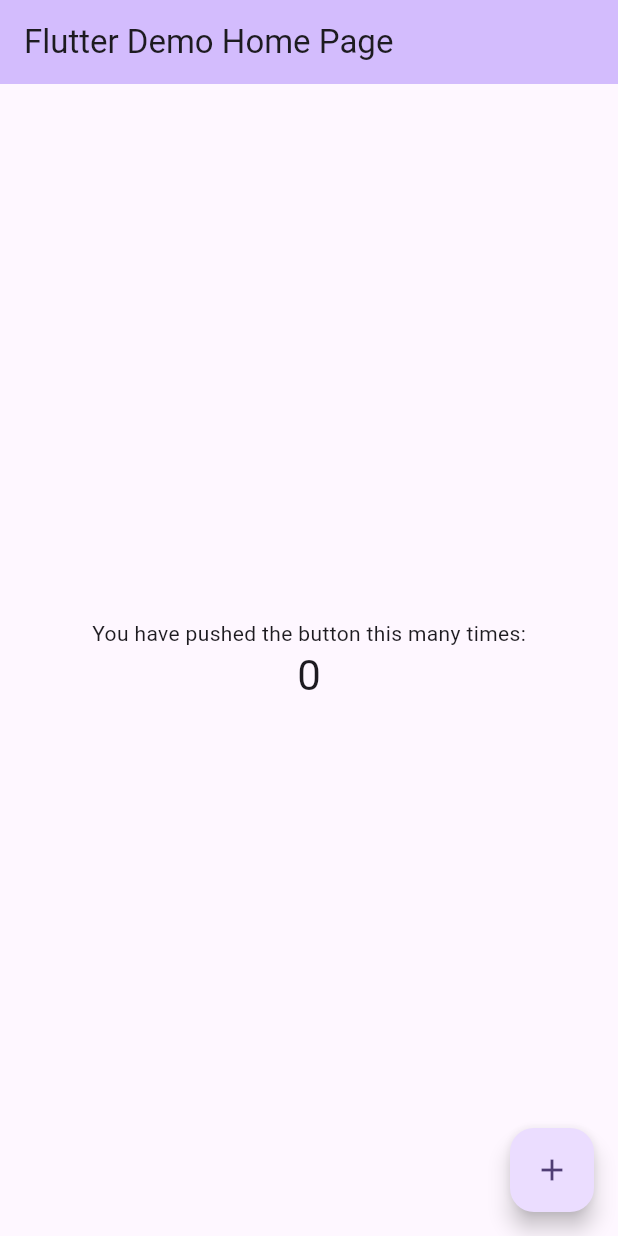
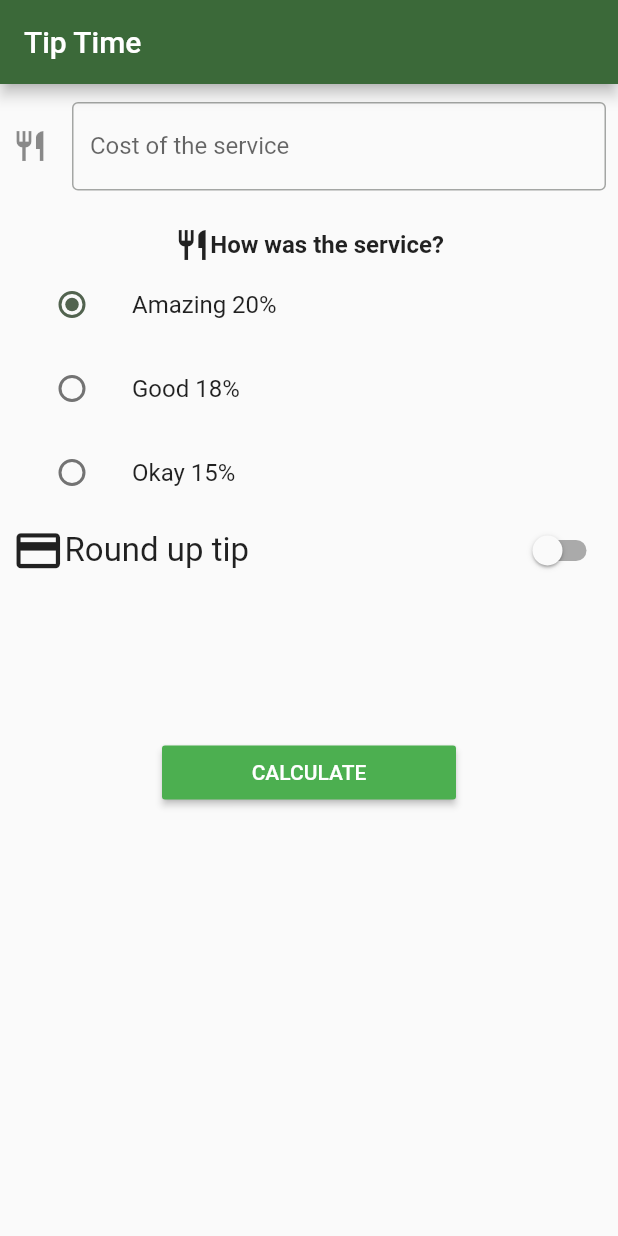
Before and after one commit to valrmzl/TareasAppsMoviles, a Flutter app: the screen it shows after launch, on a phone screen of 412 x 824 dp. Run offline on Flutter 3.47's test engine with Material 2 defaults, Android fonts, the light colour scheme and no system bars.

Commit message:
tarea de tips funcionando

```diff
--- /dev/null
+++ b/calculadora_imc/lib/home_page.dart
@@ -0,0 +1,153 @@
+import 'package:flutter/material.dart';
+
+class HomePage extends StatefulWidget {
+  HomePage({
+    super.key,
+  });
+
+  @override
+  State<HomePage> createState() => _HomePageState();
+}
+
+class _HomePageState extends State<HomePage> {
+  var alturaController = TextEditingController();
+  var pesoController = TextEditingController();
+  bool? genero;
+
+  final String _mj = '''
+Tabla del IMC para mujeres
+Edad      IMC ideal
+16-17     19-24
+18-18       19-24
+19-24     19-24
+25-34     20-25
+35-44     21-26
+45-54     22-27
+55-64     23-28
+65-90     25-30
+  ''';
+
+  final String _hb= '''
+Tabla del IMC para hombres
+Edad      IMC ideal
+16-16       19-24
+17-17       20-25
+18-18       20-25
+19-24     21-26
+25-34     22-27
+35-54     23-38
+55-64     24-29
+65-90     25-30
+''';
+
+  @override
+  Widget build(BuildContext context) {
+    return Scaffold(
+      appBar: AppBar(
+        title: const Text('Calculadora de IMC'),
+        actions: [
+          IconButton(
+            tooltip: "Borra todo",
+            onPressed: (){
+              alturaController.clear();
+              pesoController.clear();
+              genero =null;
+              setState(() {});
+            },
+            icon: const  Icon(Icons.delete),
+          )
+        ],
+      ),
+      body: Padding(
+        padding: const EdgeInsets.only(left: 8, right: 8, top: 12),
+        child: ListView(
+          children: [
+            const Text('Ingrese datos para calcular IMC'),
+            Row(
+              mainAxisAlignment: MainAxisAlignment.center,
+              children: [
+                IconButton(
+                  onPressed: (){
+                    genero = false;
+                    setState(() {});
+                  },
+                  icon: Icon(
+                    Icons.male,
+                    color: genero == false ? Colors.indigo : Colors.grey,
+                  ),
+                ),
+                IconButton(
+                  onPressed: (){
+                    genero = true;
+                    setState(() {});
+                  },
+                  icon: Icon(
+                    Icons.female,
+                    color: genero == true ? Colors.indigo : Colors.grey,
+                  ),
+                )
+              ],
+            ),
+            TextField(
+              controller: alturaController,
+              keyboardType: TextInputType.number,
+              decoration: const InputDecoration(
+                icon:  Icon(Icons.height),
+                labelText: "Ingrese altura",
+                border: OutlineInputBorder()
+              ),
+            ),
+            const SizedBox(height: 24,),
+
+            TextField(
+              controller: pesoController,
+              keyboardType: TextInputType.number,
+              decoration: const InputDecoration(
+                icon:  Icon(Icons.monitor_weight),
+                labelText: "Ingrese peso",
+                border: OutlineInputBorder()
+              ),
+            ),
+
+            MaterialButton(
+              child: const Text("Calcular"),
+              onPressed: (){
+                showImc();
+              })
+
+          ],
+        ),
+      ),
+    );
+  }
+
+  double _imc() {
+    double peso = double.parse(pesoController.text);
+    double altura = double.parse(alturaController.text);
+    return (peso / (altura*altura));
+  }
+
+  void showImc() {
+    showDialog(
+      context: context,
+      builder: (context){
+        return AlertDialog(
+          title: Text("Tu IMC: ${_imc()}"),
+          content: Text(genero == true ? _hb : _mj),
+          actions: [
+            TextButton(
+              onPressed: (){
+                Navigator.of(context).pop();
+              },
+              child: const Text('Aceptar'),
+            )
+          ],
+        );
+      }
+    );
+  }
+
+
+
+
+}
--- a/calculadora_imc/lib/main.dart
+++ b/calculadora_imc/lib/main.dart
@@ -1,5 +1,7 @@
 import 'package:flutter/material.dart';
-import 'package:calculadora_imc/my_app.dart';
+
+
+import 'home_page.dart';
 
 void main() => runApp(MyApp());
 
--- /dev/null
+++ b/tarea_2_5/lib/home_page.dart
@@ -0,0 +1,200 @@
+import 'package:flutter/material.dart';
+
+void main() => runApp(MyApp());
+
+class MyApp extends StatelessWidget {
+  MyApp({super.key});
+
+  @override
+  Widget build(BuildContext context) {
+    return MaterialApp(
+      theme: ThemeData(
+        colorScheme: ColorScheme.fromSeed(seedColor: Colors.green),
+      ),
+      home: HomePage(),
+    );
+  }
+}
+
+class HomePage extends StatefulWidget {
+  HomePage({
+    super.key,
+  });
+
+  @override
+  State<HomePage> createState() => _HomePageState();
+}
+
+List<String> options = ["Amazing 20%", "Good 18%", "Okay 15%"];
+bool isSwitched = false;
+
+class _HomePageState extends State<HomePage> {
+  String currentOption = options[0];
+  var alturaController = TextEditingController();
+  var pesoController = TextEditingController();
+  var totalController = TextEditingController();
+  bool? genero;
+
+  String propinaText = ""; // Nuevo estado para almacenar el texto de la propina
+
+  @override
+  Widget build(BuildContext context) {
+    return Scaffold(
+      appBar: AppBar(
+        title: const Text('Tip Time'),
+
+      ),
+      body: Padding(
+        padding: const EdgeInsets.only(left: 8, right: 8, top: 12),
+        child: ListView(
+          children: [
+            TextField(
+              controller: totalController,
+              keyboardType: TextInputType.number,
+              decoration: const InputDecoration(
+                icon: Icon(Icons.restaurant),
+                labelText: "Cost of the service",
+                border: OutlineInputBorder(),
+              ),
+            ),
+            const SizedBox(height: 24,),
+           Row(
+              mainAxisAlignment: MainAxisAlignment.center,
+              children: [
+                Icon(Icons.restaurant),
+                Text(
+                  "How was the service?",
+                  style: TextStyle(
+                    fontSize: 16,
+                    fontWeight: FontWeight.bold,
+                  ),
+                ),
+              ],
+),
+
+            Column(
+              children: [
+                ListTile(
+                  title: const Text("Amazing 20%"),
+                  leading: Radio(
+                    value: "Amazing 20%",
+                    groupValue: currentOption,
+                    onChanged: (value) {
+                      setState(() {
+                        currentOption = value.toString();
+                      });
+                    },
+                  ),
+                ),
+                ListTile(
+                  title: const Text("Good 18%"),
+                  leading: Radio(
+                    value: "Good 18%",
+                    groupValue: currentOption,
+                    onChanged: (value) {
+                      setState(() {
+                        currentOption = value.toString();
+                      });
+                    },
+                  ),
+                ),
+                ListTile(
+                  title: const Text("Okay 15%"),
+                  leading: Radio(
+                    value: "Okay 15%",
+                    groupValue: currentOption,
+                    onChanged: (value) {
+                      setState(() {
+                        currentOption = value.toString();
+                      });
+                    },
+                  ),
+                ),
+              ],
+            ),
+            Row(
+              children: [
+                Column(
+                  children: [
+                    Icon(Icons.credit_card, size: 35,),
+                    const SizedBox(width: 8),
+                  ],
+                ),
+                Column(
+                  crossAxisAlignment: CrossAxisAlignment.start, // Alinea el texto a la izquierda
+                  children: [
+                    Text("Round up tip", style: TextStyle(fontSize: 22)),
+                  ],
+                ),
+                Spacer(), // Agrega un espacio flexible para mover el interruptor hacia la derecha
+                Switch(
+                  value: isSwitched,
+                  onChanged: (value) {
+                    setState(() {
+                      isSwitched = value;
+                    });
+                  },
+                ),
+              ],
+            ),
+
+            Padding(
+              padding: const EdgeInsets.all(100.0),
+              child: MaterialButton(
+                child: const Text("CALCULATE"),
+                onPressed: () {
+                  double propina = showTip();
+                  setState(() {
+                    propinaText = "Tip Amount: \$$propina"; // Actualiza el texto de la propina
+                  });
+                },
+                color: Colors.green,
+                textColor: Colors.white,
+              ),
+            ),
+
+            Text(
+              "${propinaText}",
+              textAlign: TextAlign.center,
+              style: TextStyle(fontSize: 20, fontWeight: FontWeight.bold),
+            ),
+          ],
+        ),
+      ),
+    );
+  }
+
+double showTip() {
+  double total;
+  double porcentaje;
+
+  try {
+    total = double.parse(totalController.text);
+  } catch (e) {
+    total = 0.0; // Manejar el caso cuando totalController.text no es un double válido
+  }
+
+  if (currentOption == "Amazing 20%") {
+    porcentaje = 20.0;
+  } else if (currentOption == "Good 18%") {
+    porcentaje = 18.0;
+  } else if (currentOption == "Okay 15%") {
+    porcentaje = 15.0;
+  } else {
+    porcentaje = 0.0; // Valor por defecto si la opción no es válida
+  }
+
+  double propina = total * (porcentaje / 100);
+
+  if (isSwitched) {
+    propina = propina.ceilToDouble(); // Redondear al entero más cercano
+  } else {
+    propina = double.parse(propina.toStringAsFixed(2)); // Redondear a 2 decimales
+  }
+
+  return propina;
+}
+
+
+
+}
--- a/tarea_2_5/lib/main.dart
+++ b/tarea_2_5/lib/main.dart
@@ -1,125 +1,20 @@
 import 'package:flutter/material.dart';
 
-void main() {
-  runApp(const MyApp());
-}
 
-class MyApp extends StatelessWidget {
-  const MyApp({super.key});
+import 'home_page.dart';
 
-  // This widget is the root of your application.
+void main() => runApp(MyApp());
+
+class MyApp extends StatelessWidget{
+  MyApp({super.key});
+
   @override
-  Widget build(BuildContext context) {
+  Widget build(BuildContext context){
     return MaterialApp(
-      title: 'Flutter Demo',
       theme: ThemeData(
-        // This is the theme of your application.
-        //
-        // TRY THIS: Try running your application with "flutter run". You'll see
-        // the application has a blue toolbar. Then, without quitting the app,
-        // try changing the seedColor in the colorScheme below to Colors.green
-        // and then invoke "hot reload" (save your changes or press the "hot
-        // reload" button in a Flutter-supported IDE, or press "r" if you used
-        // the command line to start the app).
-        //
-        // Notice that the counter didn't reset back to zero; the application
-        // state is not lost during the reload. To reset the state, use hot
-        // restart instead.
-        //
-        // This works for code too, not just values: Most code changes can be
-        // tested with just a hot reload.
-        colorScheme: ColorScheme.fromSeed(seedColor: Colors.deepPurple),
-        useMaterial3: true,
+        colorScheme: ColorScheme.fromSeed(seedColor: Colors.green),
       ),
-      home: const MyHomePage(title: 'Flutter Demo Home Page'),
+      home: HomePage(),
     );
   }
 }
-
-class MyHomePage extends StatefulWidget {
-  const MyHomePage({super.key, required this.title});
-
-  // This widget is the home page of your application. It is stateful, meaning
-  // that it has a State object (defined below) that contains fields that affect
-  // how it looks.
-
-  // This class is the configuration for the state. It holds the values (in this
-  // case the title) provided by the parent (in this case the App widget) and
-  // used by the build method of the State. Fields in a Widget subclass are
-  // always marked "final".
-
-  final String title;
-
-  @override
-  State<MyHomePage> createState() => _MyHomePageState();
-}
-
-class _MyHomePageState extends State<MyHomePage> {
-  int _counter = 0;
-
-  void _incrementCounter() {
-    setState(() {
-      // This call to setState tells the Flutter framework that something has
-      // changed in this State, which causes it to rerun the build method below
-      // so that the display can reflect the updated values. If we changed
-      // _counter without calling setState(), then the build method would not be
-      // called again, and so nothing would appear to happen.
-      _counter++;
-    });
-  }
-
-  @override
-  Widget build(BuildContext context) {
-    // This method is rerun every time setState is called, for instance as done
-    // by the _incrementCounter method above.
-    //
-    // The Flutter framework has been optimized to make rerunning build methods
-    // fast, so that you can just rebuild anything that needs updating rather
-    // than having to individually change instances of widgets.
-    return Scaffold(
-      appBar: AppBar(
-        // TRY THIS: Try changing the color here to a specific color (to
-        // Colors.amber, perhaps?) and trigger a hot reload to see the AppBar
-        // change color while the other colors stay the same.
-        backgroundColor: Theme.of(context).colorScheme.inversePrimary,
-        // Here we take the value from the MyHomePage object that was created by
-        // the App.build method, and use it to set our appbar title.
-        title: Text(widget.title),
-      ),
-      body: Center(
-        // Center is a layout widget. It takes a single child and positions it
-        // in the middle of the parent.
-        child: Column(
-          // Column is also a layout widget. It takes a list of children and
-          // arranges them vertically. By default, it sizes itself to fit its
-          // children horizontally, and tries to be as tall as its parent.
-          //
-          // Column has various properties to control how it sizes itself and
-          // how it positions its children. Here we use mainAxisAlignment to
-          // center the children vertically; the main axis here is the vertical
-          // axis because Columns are vertical (the cross axis would be
-          // horizontal).
-          //
-          // TRY THIS: Invoke "debug painting" (choose the "Toggle Debug Paint"
-          // action in the IDE, or press "p" in the console), to see the
-          // wireframe for each widget.
-          mainAxisAlignment: MainAxisAlignment.center,
-          children: <Widget>[
-            const Text(
-              'You have pushed the button this many times:',
-            ),
-            Text(
-              '$_counter',
-              style: Theme.of(context).textTheme.headlineMedium,
-            ),
-          ],
-        ),
-      ),
-      floatingActionButton: FloatingActionButton(
-        onPressed: _incrementCounter,
-        tooltip: 'Increment',
-        child: const Icon(Icons.add),
-      ), // This trailing comma makes auto-formatting nicer for build methods.
-    );
-  }
-}
```
Also changed, not shown: calculadora_imc/lib/my_app.dart (deleted, +0 -41 lines), 2 other files.
